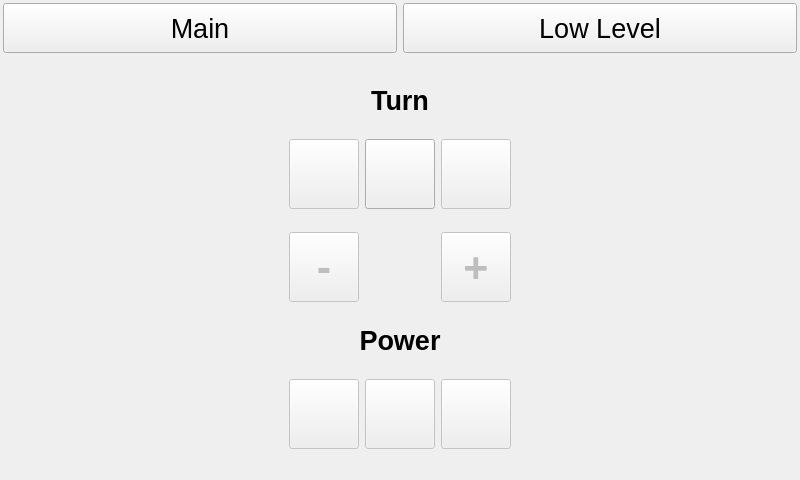
This is src/mainwindow.ui in cilo72/raspi_turntable as Qt 5 draws it before an edit. The edited form follows.
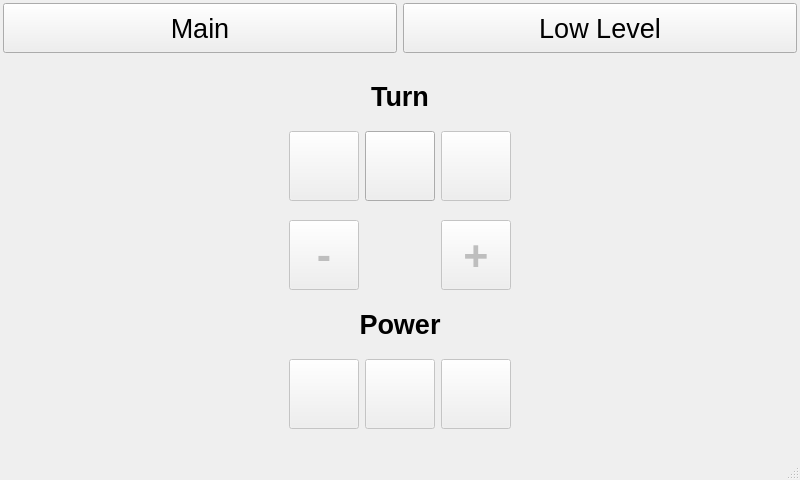
This is the edited form. The open tabs and pages were chosen to show the change. Icons and pictures are not drawn.

What changed in the file:
```diff
--- a/src/mainwindow.ui
+++ b/src/mainwindow.ui
@@ -1352,6 +1352,7 @@
     </item>
    </layout>
   </widget>
+  <widget class="QStatusBar" name="statusBar"/>
  </widget>
  <resources>
   <include location="resources/resources.qrc"/>
```
Left out of the diff: 2 changed lines with no effect on the pictures.
